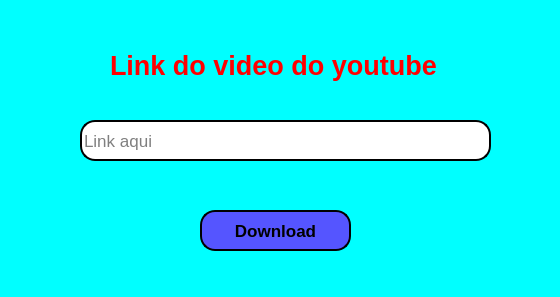
This is tela.ui in MuriloHeyde89/Download_Video_Youtube as Qt 5 draws it before an edit. The edited form follows.
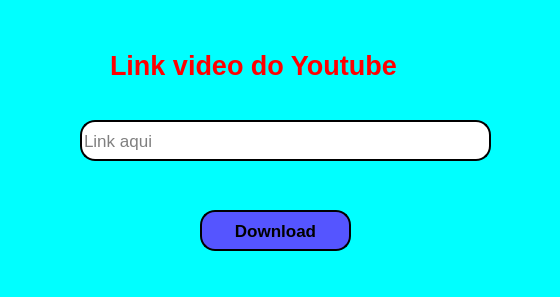
This is the edited form.

Commit message: App Pronto

```diff
--- a/tela.ui
+++ b/tela.ui
@@ -95,7 +95,7 @@
      <string notr="true">color: rgb(255, 0, 0);</string>
     </property>
     <property name="text">
-     <string>Link do video do youtube</string>
+     <string>Link video do Youtube</string>
     </property>
    </widget>
    <widget class="QLabel" name="label_2">
```
